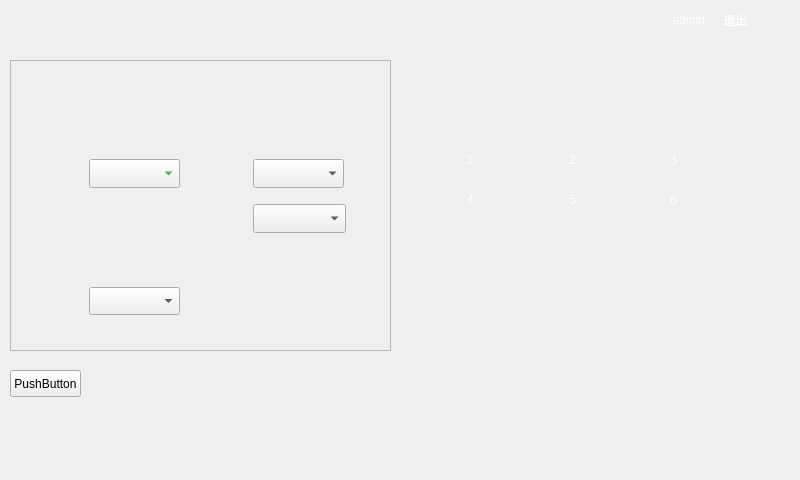
Before: the Qt Designer form xyzmy/working/checkshow.ui in marxsu/IFMA, drawn with Qt 5.
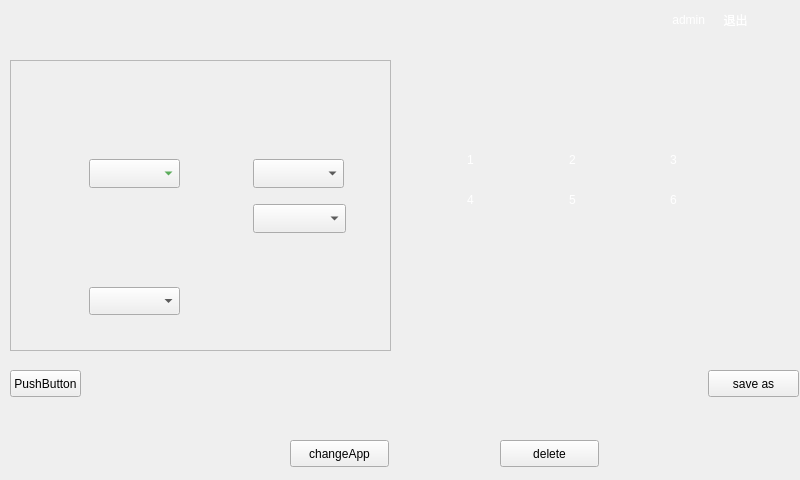
After: the same form once the commit is applied. Icons and pictures are not drawn.

What changed in the file:
```diff
--- a/xyzmy/working/checkshow.ui
+++ b/xyzmy/working/checkshow.ui
@@ -875,6 +875,45 @@
     <string>PushButton</string>
    </property>
   </widget>
+  <widget class="QPushButton" name="m_saveButton">
+   <property name="geometry">
+    <rect>
+     <x>708</x>
+     <y>370</y>
+     <width>91</width>
+     <height>27</height>
+    </rect>
+   </property>
+   <property name="text">
+    <string>save as</string>
+   </property>
+  </widget>
+  <widget class="QPushButton" name="m_deleteButton">
+   <property name="geometry">
+    <rect>
+     <x>500</x>
+     <y>440</y>
+     <width>99</width>
+     <height>27</height>
+    </rect>
+   </property>
+   <property name="text">
+    <string>delete</string>
+   </property>
+  </widget>
+  <widget class="QPushButton" name="mChangeAppButton">
+   <property name="geometry">
+    <rect>
+     <x>290</x>
+     <y>440</y>
+     <width>99</width>
+     <height>27</height>
+    </rect>
+   </property>
+   <property name="text">
+    <string>changeApp</string>
+   </property>
+  </widget>
  </widget>
  <resources/>
  <connections/>
```
